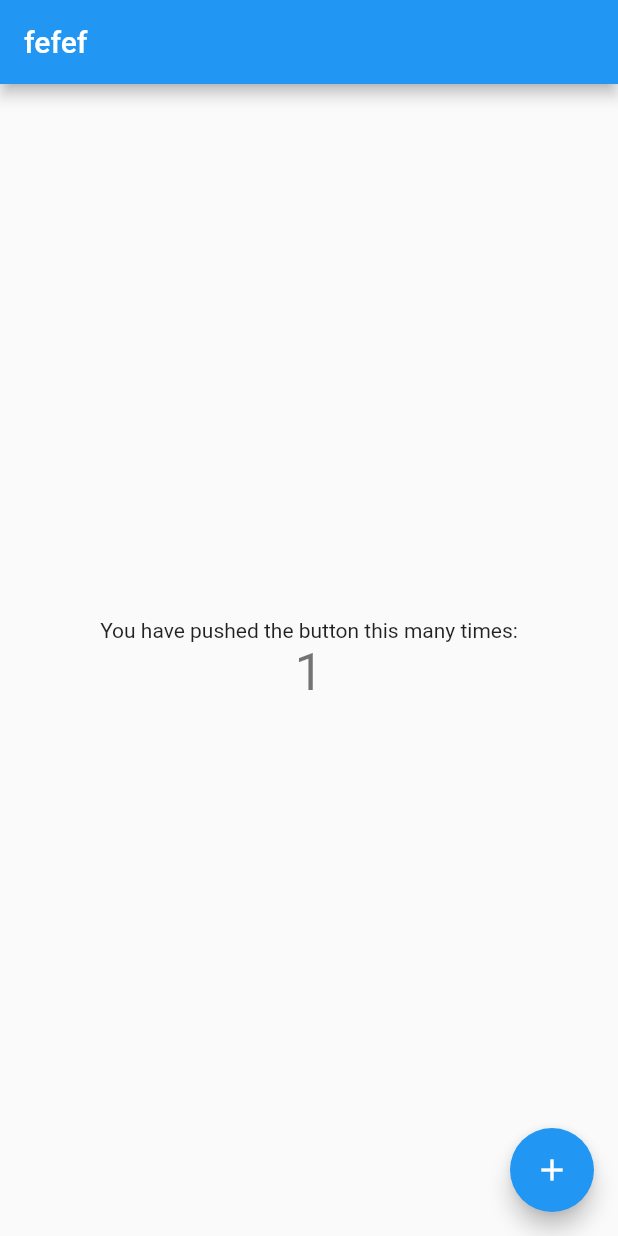
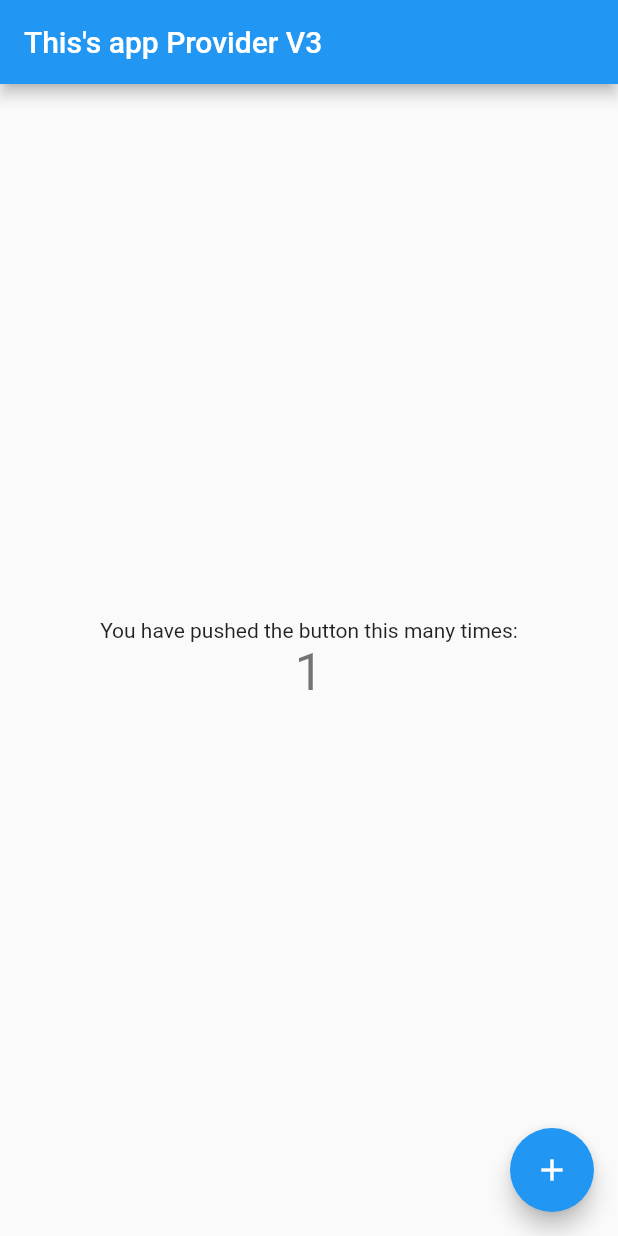
Before and after one commit to NNJio/FlutterLab_Provider, a Flutter app: the screen it shows after launch, after a tap on the "add" icon, on a phone screen of 412 x 824 dp. Run offline on Flutter 3.47's test engine with Material 2 defaults, Android fonts, the phone set to English and light mode, and no system bars.

Commit message:
[ADD] Ready to coding about provider v3

```diff
--- a/lib/main.dart
+++ b/lib/main.dart
@@ -1,23 +1,22 @@
 import 'package:flutter/material.dart';
 import 'package:provider1/pages/home_page.dart';
 
-void main() {
+void main(List<String> args) {
   runApp(const MyApp());
 }
 
 class MyApp extends StatelessWidget {
   const MyApp({super.key});
 
-
   @override
   Widget build(BuildContext context) {
     return MaterialApp(
+      debugShowCheckedModeBanner: false,
       title: 'Flutter Demo',
       theme: ThemeData(
-
         primarySwatch: Colors.blue,
       ),
-      home: MyHomePage(),
+      home: const MyHomePage(),
     );
   }
 }
--- a/lib/pages/home_page.dart
+++ b/lib/pages/home_page.dart
@@ -1,9 +1,7 @@
 import 'package:flutter/material.dart';
 
 class MyHomePage extends StatefulWidget {
-  const MyHomePage();
-
-
+  const MyHomePage({super.key});
 
   @override
   State<MyHomePage> createState() => _MyHomePageState();
@@ -14,23 +12,18 @@ class _MyHomePageState extends State<MyHomePage> {
 
   void _incrementCounter() {
     setState(() {
-
       _counter++;
     });
   }
 
   @override
   Widget build(BuildContext context) {
-
     return Scaffold(
       appBar: AppBar(
-
-        title: Text('fefef'),
+        title: const Text('This\'s app Provider V3'),
       ),
       body: Center(
-
         child: Column(
-
           mainAxisAlignment: MainAxisAlignment.center,
           children: <Widget>[
             const Text(
```
Also changed, not shown: lib/providers/state.dart (+19 -0 lines).
